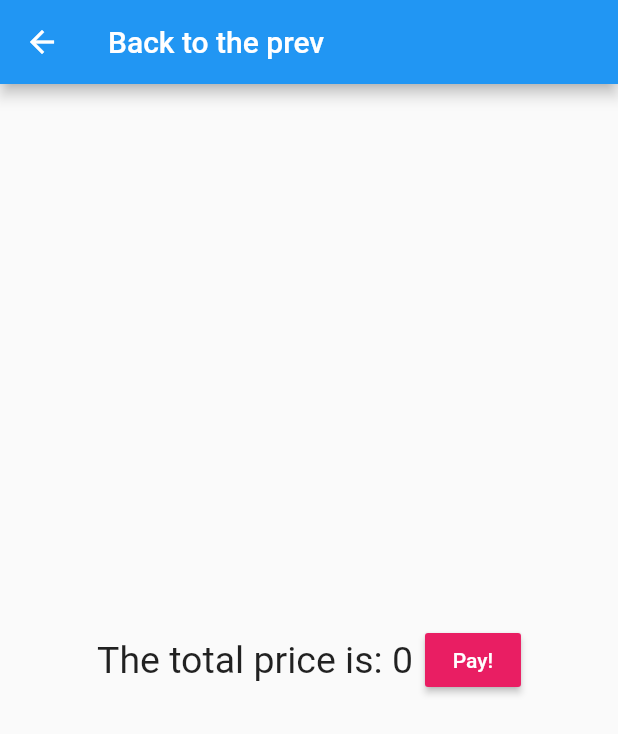
After one commit to snoopydodo/skincare-application, a Flutter app: the Cart1 screen opened directly, on a phone screen of 412 x 824 dp. The commit adds this screen. Shown: the top 734 px of the screen. Run offline on Flutter 3.47's test engine with Material 2 defaults, Android fonts, the phone set to English and light mode, and no system bars.

Commit message:
add page cart

```diff
--- a/lib/next.dart
+++ b/lib/next.dart
@@ -1,4 +1,5 @@
 import 'package:flutter/material.dart';
+import 'package:hw4/thelastpage.dart';
 
       int total =  0;
       int price1 = 290;
@@ -14,10 +15,11 @@ class MyApp2 extends StatelessWidget {
     return Scaffold(
       appBar: AppBar(
         title: Text('Back to menu'),
+
       ),
      body: Center(
 
-          child:
+                      child:
           ButtonBar(
             alignment: MainAxisAlignment.center,
             children: <Widget>[
@@ -42,11 +44,23 @@ class MyApp2 extends StatelessWidget {
                 color: Colors.red[300],
                 child: Text('drop', style: TextStyle(color: Colors.white),),
               ),
-              //Text('total Price: $total'),
+
+              Text('total Price: $total'),
+                 RaisedButton(
+                onPressed: () => {
+                   Navigator.push(context,MaterialPageRoute(builder: (context){
+                          return Cart1('$total');
+                   },),)
+                },
+                color: Colors.purple,
+                child: Text('Paying', style: TextStyle(color: Colors.white),),
+              ),
 
             ],
-          )
-        ),
+          ),
+          ),
+
+
       );
   }
 
@@ -89,6 +103,17 @@ class MyApp3 extends StatelessWidget {
                 color: Colors.red[300],
                 child: Text('drop', style: TextStyle(color: Colors.white),),
               ),
+                            Text('total Price: $total'),
+                             RaisedButton(
+                onPressed: () => {
+                   Navigator.push(context,MaterialPageRoute(builder: (context){
+                          return Cart1('$total');
+                   },),)
+                },
+                color: Colors.purple,
+                child: Text('Paying', style: TextStyle(color: Colors.white),),
+              ),
+
             ],
           )
         ),
@@ -133,6 +158,17 @@ class MyApp4 extends StatelessWidget {
                 color: Colors.red[300],
                 child: Text('drop', style: TextStyle(color: Colors.white),),
               ),
+                            Text('total Price: $total'),
+                              RaisedButton(
+                onPressed: () => {
+                   Navigator.push(context,MaterialPageRoute(builder: (context){
+                          return Cart1('$total');
+                   },),)
+                },
+                color: Colors.purple,
+                child: Text('Paying', style: TextStyle(color: Colors.white),),
+              ),
+
             ],
           )
         ),
@@ -177,6 +213,17 @@ class MyApp5 extends StatelessWidget {
                 color: Colors.red[300],
                 child: Text('drop', style: TextStyle(color: Colors.white),),
               ),
+                            Text('total Price: $total'),
+                              RaisedButton(
+                onPressed: () => {
+                   Navigator.push(context,MaterialPageRoute(builder: (context){
+                          return Cart1('$total');
+                   },),)
+                },
+                color: Colors.purple,
+                child: Text('Paying', style: TextStyle(color: Colors.white),),
+              ),
+
             ],
           )
         ),
@@ -222,6 +269,18 @@ class MyApp6 extends StatelessWidget {
                 color: Colors.red[300],
                 child: Text('drop', style: TextStyle(color: Colors.white),),
               ),
+                            Text('total Price: $total'),
+
+                RaisedButton(
+                onPressed: () => {
+                   Navigator.push(context,MaterialPageRoute(builder: (context){
+                          return Cart1('$total');
+                   },),)
+                },
+                color: Colors.purple,
+                child: Text('Paying', style: TextStyle(color: Colors.white),),
+              ),
+
             ],
           )
         ),
--- /dev/null
+++ b/lib/thelastpage.dart
@@ -0,0 +1,43 @@
+import 'package:flutter/material.dart';
+
+import 'next.dart';
+
+class Cart1 extends StatelessWidget {
+  Cart1(String s);
+
+  // This widget is the root of your application.
+
+  @override
+  Widget build(BuildContext context) {
+    return Scaffold(
+
+      appBar: AppBar(
+        title: Text('Back to the prev'),
+
+
+      ),
+      body: Center(
+
+        child:   ButtonBar(
+            alignment: MainAxisAlignment.center,
+            children: <Widget>[
+              Text('The total price is: $total',textAlign: TextAlign.center,
+        style: TextStyle(
+            fontSize: 25,
+          fontWeight: FontWeight.normal
+        ),),
+             RaisedButton(
+                onPressed: () => {
+                  total -= total
+                },
+                color: Colors.pink,
+                child: Text('Pay!', style: TextStyle(color: Colors.white),),
+              ),
+
+
+            ],
+          )
+      ),
+    );
+  }
+}
```
